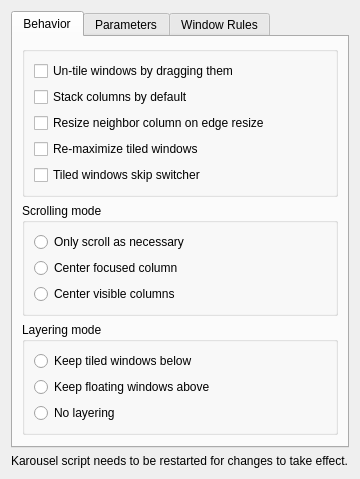
peterfajdiga/karousel, file package/contents/ui/config.ui: the form before one commit.
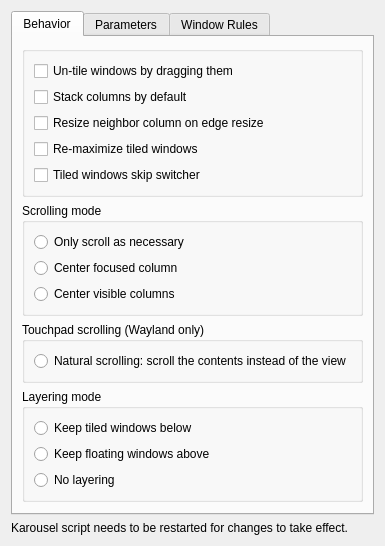
The form after the commit.

Commit message: feat: add ui option to toggle natural scrolling

The edit to the form file:
```diff
--- a/package/contents/ui/config.ui
+++ b/package/contents/ui/config.ui
@@ -101,6 +101,23 @@
                                 </widget>
                             </item>
 
+                            <item>
+                                <widget class="QGroupBox">
+                                    <property name="title">
+                                        <string>Touchpad scrolling (Wayland only)</string>
+                                    </property>
+                                    <layout class="QVBoxLayout">
+                                        <item>
+                                            <widget class="QRadioButton" name="kcfg_naturalScrolling">
+                                                <property name="text">
+                                                    <string>Natural scrolling: scroll the contents instead of the view</string>
+                                                </property>
+                                            </widget>
+                                        </item>
+                                    </layout>
+                                </widget>
+                            </item>
+
                             <item>
                                 <widget class="QGroupBox">
                                     <property name="title">
```
The commit also changes 4 other files.
